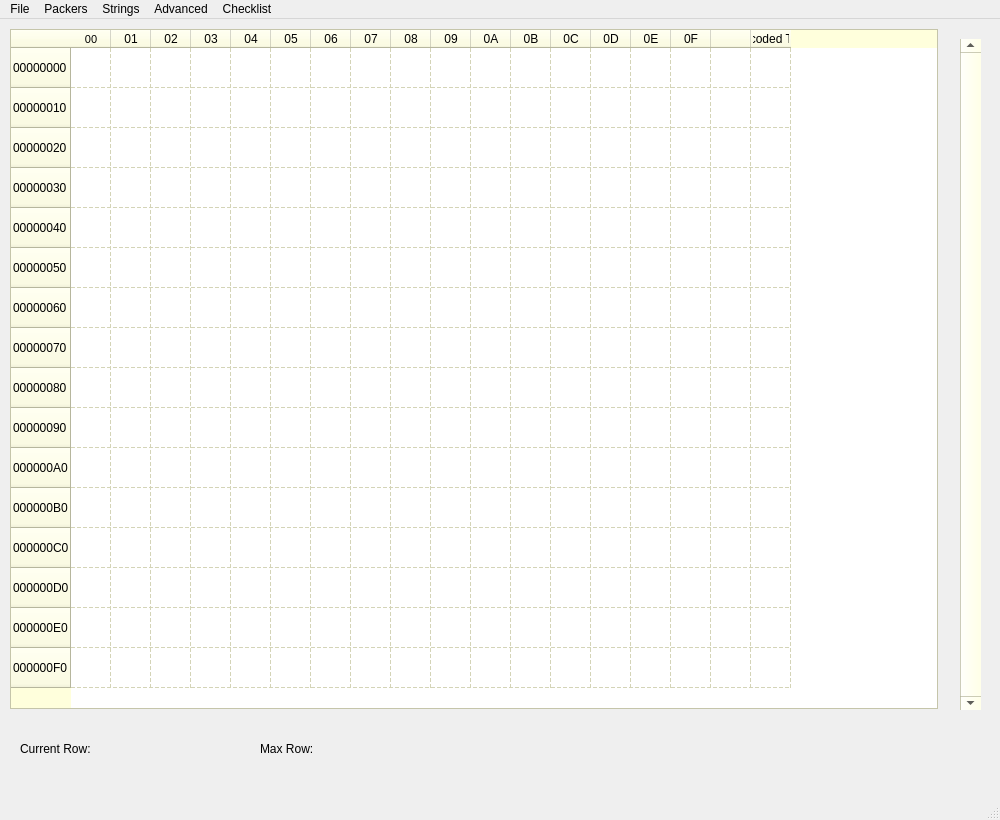
Before: the Qt Designer form mainwindow.ui in briantobin256/Static-File-Analysis-Tool, drawn with Qt 5.
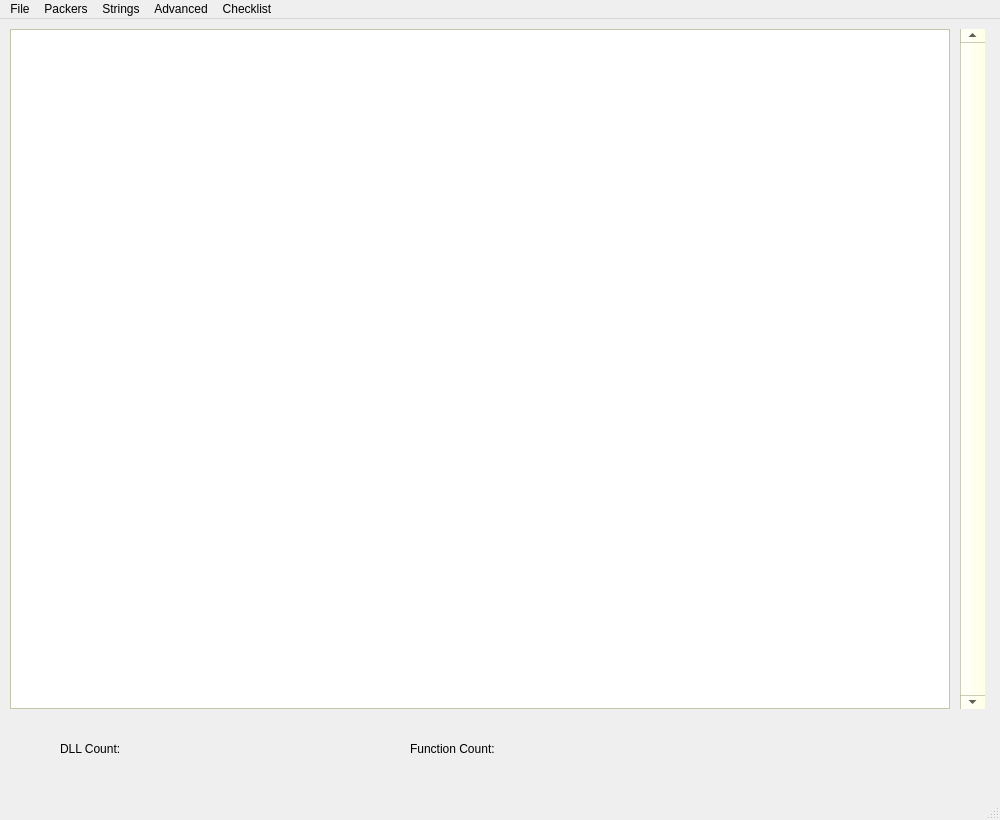
After: the same form once the commit is applied. The open tabs and pages were chosen to show the change.

Commit message: changed the hex gui to look more like other hex editors. (Needs editing to be reimplemented)

Patch:
```diff
--- a/mainwindow.ui
+++ b/mainwindow.ui
@@ -900,252 +900,28 @@
       </property>
      </widget>
     </widget>
-    <widget class="QWidget" name="page_4_Hex_Mode">
-     <widget class="QTableWidget" name="hexTable">
-      <property name="enabled">
-       <bool>true</bool>
-      </property>
-      <property name="geometry">
-       <rect>
-        <x>10</x>
-        <y>10</y>
-        <width>928</width>
-        <height>680</height>
-       </rect>
-      </property>
-      <property name="minimumSize">
-       <size>
-        <width>928</width>
-        <height>680</height>
-       </size>
-      </property>
-      <property name="maximumSize">
-       <size>
-        <width>928</width>
-        <height>680</height>
-       </size>
-      </property>
-      <property name="verticalScrollBarPolicy">
-       <enum>Qt::ScrollBarAlwaysOff</enum>
-      </property>
-      <property name="horizontalScrollBarPolicy">
-       <enum>Qt::ScrollBarAlwaysOff</enum>
-      </property>
-      <property name="sizeAdjustPolicy">
-       <enum>QAbstractScrollArea::AdjustIgnored</enum>
-      </property>
-      <property name="autoScroll">
-       <bool>true</bool>
-      </property>
-      <property name="editTriggers">
-       <set>QAbstractItemView::DoubleClicked</set>
-      </property>
-      <property name="showGrid">
-       <bool>true</bool>
-      </property>
-      <property name="gridStyle">
-       <enum>Qt::DashLine</enum>
-      </property>
-      <attribute name="horizontalHeaderMinimumSectionSize">
-       <number>10</number>
-      </attribute>
-      <attribute name="horizontalHeaderDefaultSectionSize">
-       <number>40</number>
-      </attribute>
-      <attribute name="verticalHeaderMinimumSectionSize">
-       <number>40</number>
-      </attribute>
-      <attribute name="verticalHeaderDefaultSectionSize">
-       <number>40</number>
-      </attribute>
-      <row>
-       <property name="text">
-        <string>00000000</string>
-       </property>
-      </row>
-      <row>
-       <property name="text">
-        <string>00000010</string>
-       </property>
-      </row>
-      <row>
-       <property name="text">
-        <string>00000020</string>
-       </property>
-      </row>
-      <row>
-       <property name="text">
-        <string>00000030</string>
-       </property>
-      </row>
-      <row>
-       <property name="text">
-        <string>00000040</string>
-       </property>
-      </row>
-      <row>
-       <property name="text">
-        <string>00000050</string>
-       </property>
-      </row>
-      <row>
-       <property name="text">
-        <string>00000060</string>
-       </property>
-      </row>
-      <row>
-       <property name="text">
-        <string>00000070</string>
-       </property>
-      </row>
-      <row>
-       <property name="text">
-        <string>00000080</string>
-       </property>
-      </row>
-      <row>
-       <property name="text">
-        <string>00000090</string>
-       </property>
-      </row>
-      <row>
-       <property name="text">
-        <string>000000A0</string>
-       </property>
-      </row>
-      <row>
-       <property name="text">
-        <string>000000B0</string>
-       </property>
-      </row>
-      <row>
-       <property name="text">
-        <string>000000C0</string>
-       </property>
-      </row>
-      <row>
-       <property name="text">
-        <string>000000D0</string>
-       </property>
-      </row>
-      <row>
-       <property name="text">
-        <string>000000E0</string>
-       </property>
-      </row>
-      <row>
-       <property name="text">
-        <string>000000F0</string>
-       </property>
-      </row>
-      <column>
-       <property name="text">
-        <string>00</string>
-       </property>
-       <property name="font">
-        <font>
-         <pointsize>8</pointsize>
-        </font>
-       </property>
-      </column>
-      <column>
-       <property name="text">
-        <string>01</string>
-       </property>
-      </column>
-      <column>
-       <property name="text">
-        <string>02</string>
-       </property>
-      </column>
-      <column>
-       <property name="text">
-        <string>03</string>
-       </property>
-      </column>
-      <column>
-       <property name="text">
-        <string>04</string>
-       </property>
-      </column>
-      <column>
-       <property name="text">
-        <string>05</string>
-       </property>
-      </column>
-      <column>
-       <property name="text">
-        <string>06</string>
-       </property>
-      </column>
-      <column>
-       <property name="text">
-        <string>07</string>
-       </property>
-      </column>
-      <column>
-       <property name="text">
-        <string>08</string>
-       </property>
-      </column>
-      <column>
-       <property name="text">
-        <string>09</string>
-       </property>
-      </column>
-      <column>
-       <property name="text">
-        <string>0A</string>
-       </property>
-      </column>
-      <column>
-       <property name="text">
-        <string>0B</string>
-       </property>
-      </column>
-      <column>
-       <property name="text">
-        <string>0C</string>
-       </property>
-      </column>
-      <column>
-       <property name="text">
-        <string>0D</string>
-       </property>
-      </column>
-      <column>
-       <property name="text">
-        <string>0E</string>
-       </property>
-      </column>
-      <column>
-       <property name="text">
-        <string>0F</string>
-       </property>
-      </column>
-      <column>
-       <property name="text">
-        <string/>
-       </property>
-      </column>
-      <column>
-       <property name="text">
-        <string>Decoded Text</string>
-       </property>
-       <property name="textAlignment">
-        <set>AlignCenter</set>
-       </property>
-      </column>
-     </widget>
+    <widget class="QWidget" name="page_4_Hex">
      <widget class="QScrollBar" name="hexScrollBar">
       <property name="geometry">
        <rect>
-        <x>960</x>
-        <y>20</y>
-        <width>21</width>
-        <height>671</height>
+        <x>955</x>
+        <y>15</y>
+        <width>25</width>
+        <height>675</height>
        </rect>
       </property>
+      <property name="minimumSize">
+       <size>
+        <width>25</width>
+        <height>675</height>
+       </size>
+      </property>
+      <property name="maximumSize">
+       <size>
+        <width>25</width>
+        <height>675</height>
+       </size>
+      </property>
       <property name="maximum">
        <number>0</number>
       </property>
@@ -1156,30 +932,30 @@
        <enum>Qt::Vertical</enum>
       </property>
      </widget>
-     <widget class="QLabel" name="hexCurrentRow">
+     <widget class="QTextBrowser" name="hexOffsetDisplay">
       <property name="geometry">
        <rect>
-        <x>20</x>
-        <y>720</y>
-        <width>101</width>
-        <height>20</height>
+        <x>15</x>
+        <y>60</y>
+        <width>110</width>
+        <height>630</height>
        </rect>
       </property>
-      <property name="text">
-       <string>Current Row:</string>
+      <property name="verticalScrollBarPolicy">
+       <enum>Qt::ScrollBarAlwaysOff</enum>
       </property>
      </widget>
-     <widget class="QLabel" name="hexMaxRowLabel">
+     <widget class="QTextBrowser" name="hexTopOffsetDisplay">
       <property name="geometry">
        <rect>
-        <x>260</x>
-        <y>720</y>
-        <width>81</width>
-        <height>20</height>
+        <x>15</x>
+        <y>15</y>
+        <width>920</width>
+        <height>30</height>
        </rect>
       </property>
-      <property name="text">
-       <string>Max Row:</string>
+      <property name="verticalScrollBarPolicy">
+       <enum>Qt::ScrollBarAlwaysOff</enum>
       </property>
      </widget>
      <widget class="QLabel" name="hexCurrentRowValue">
@@ -1195,17 +971,27 @@
        <string/>
       </property>
      </widget>
-     <widget class="QLabel" name="hexMaxRowValue">
+     <widget class="QTextEdit" name="hexTextDisplay">
       <property name="geometry">
        <rect>
-        <x>350</x>
-        <y>720</y>
-        <width>81</width>
-        <height>20</height>
+        <x>725</x>
+        <y>60</y>
+        <width>210</width>
+        <height>630</height>
        </rect>
       </property>
-      <property name="text">
-       <string/>
+      <property name="verticalScrollBarPolicy">
+       <enum>Qt::ScrollBarAlwaysOff</enum>
+      </property>
+      <property name="horizontalScrollBarPolicy">
+       <enum>Qt::ScrollBarAlwaysOff</enum>
+      </property>
+      <property name="html">
+       <string>&lt;!DOCTYPE HTML PUBLIC &quot;-//W3C//DTD HTML 4.0//EN&quot; &quot;http://www.w3.org/TR/REC-html40/strict.dtd&quot;&gt;
+&lt;html&gt;&lt;head&gt;&lt;meta name=&quot;qrichtext&quot; content=&quot;1&quot; /&gt;&lt;style type=&quot;text/css&quot;&gt;
+p, li { white-space: pre-wrap; }
+&lt;/style&gt;&lt;/head&gt;&lt;body style=&quot; font-family:'MS Shell Dlg 2'; font-size:8pt; font-weight:400; font-style:normal;&quot;&gt;
+&lt;p style=&quot;-qt-paragraph-type:empty; margin-top:0px; margin-bottom:0px; margin-left:0px; margin-right:0px; -qt-block-indent:0; text-indent:0px;&quot;&gt;&lt;br /&gt;&lt;/p&gt;&lt;/body&gt;&lt;/html&gt;</string>
       </property>
      </widget>
     </widget>
```
Left out of the diff: 46 changed lines with no effect on the pictures. The commit also changes 2 other files.
